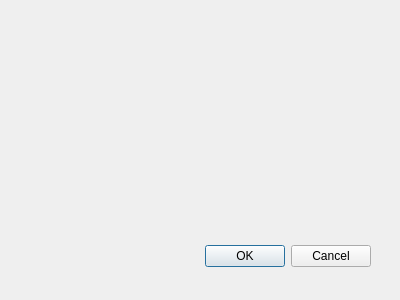
Before: the Qt Designer form macroeditor.ui in TheAnswer/Launchpad, drawn with Qt 5.
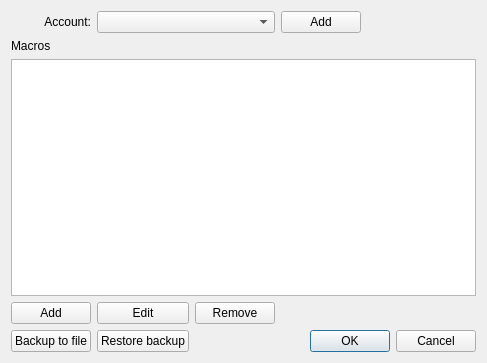
After: the same form once the commit is applied.

Commit message: [started] macro editor

Patch:
```diff
--- a/macroeditor.ui
+++ b/macroeditor.ui
@@ -8,29 +8,136 @@
    <rect>
     <x>0</x>
     <y>0</y>
-    <width>400</width>
-    <height>300</height>
+    <width>487</width>
+    <height>363</height>
    </rect>
   </property>
   <property name="windowTitle">
    <string>Dialog</string>
   </property>
-  <widget name="buttonBox" class="QDialogButtonBox">
-   <property name="geometry">
-    <rect>
-     <x>30</x>
-     <y>240</y>
-     <width>341</width>
-     <height>32</height>
-    </rect>
-   </property>
-   <property name="orientation">
-    <enum>Qt::Horizontal</enum>
-   </property>
-   <property name="standardButtons">
-    <set>QDialogButtonBox::Cancel|QDialogButtonBox::Ok</set>
-   </property>
-  </widget>
+  <layout class="QGridLayout" name="gridLayout">
+   <item row="0" column="0">
+    <widget class="QLabel" name="label">
+     <property name="text">
+      <string>Account:</string>
+     </property>
+     <property name="alignment">
+      <set>Qt::AlignRight|Qt::AlignTrailing|Qt::AlignVCenter</set>
+     </property>
+    </widget>
+   </item>
+   <item row="0" column="1" colspan="2">
+    <widget class="QComboBox" name="comboBox_accounts"/>
+   </item>
+   <item row="0" column="3">
+    <widget class="QPushButton" name="pushButton_add_account">
+     <property name="text">
+      <string>Add</string>
+     </property>
+    </widget>
+   </item>
+   <item row="0" column="4">
+    <spacer name="horizontalSpacer_2">
+     <property name="orientation">
+      <enum>Qt::Horizontal</enum>
+     </property>
+     <property name="sizeHint" stdset="0">
+      <size>
+       <width>134</width>
+       <height>20</height>
+      </size>
+     </property>
+    </spacer>
+   </item>
+   <item row="1" column="0">
+    <widget class="QLabel" name="label_2">
+     <property name="text">
+      <string>Macros</string>
+     </property>
+    </widget>
+   </item>
+   <item row="3" column="0">
+    <widget class="QPushButton" name="pushButton_add_macro">
+     <property name="text">
+      <string>Add</string>
+     </property>
+    </widget>
+   </item>
+   <item row="3" column="1">
+    <widget class="QPushButton" name="pushButton_edit">
+     <property name="text">
+      <string>Edit</string>
+     </property>
+    </widget>
+   </item>
+   <item row="3" column="2">
+    <widget class="QPushButton" name="pushButton_remove">
+     <property name="text">
+      <string>Remove</string>
+     </property>
+    </widget>
+   </item>
+   <item row="3" column="3" colspan="2">
+    <spacer name="horizontalSpacer">
+     <property name="orientation">
+      <enum>Qt::Horizontal</enum>
+     </property>
+     <property name="sizeHint" stdset="0">
+      <size>
+       <width>215</width>
+       <height>20</height>
+      </size>
+     </property>
+    </spacer>
+   </item>
+   <item row="4" column="0">
+    <widget class="QPushButton" name="pushButton_backup">
+     <property name="text">
+      <string>Backup to file</string>
+     </property>
+    </widget>
+   </item>
+   <item row="4" column="1">
+    <widget class="QPushButton" name="pushButton_restore">
+     <property name="text">
+      <string>Restore backup</string>
+     </property>
+    </widget>
+   </item>
+   <item row="4" column="3" colspan="2">
+    <widget class="QDialogButtonBox" name="buttonBox">
+     <property name="orientation">
+      <enum>Qt::Horizontal</enum>
+     </property>
+     <property name="standardButtons">
+      <set>QDialogButtonBox::Cancel|QDialogButtonBox::Ok</set>
+     </property>
+    </widget>
+   </item>
+   <item row="2" column="0" colspan="5">
+    <widget class="QListWidget" name="listWidget"/>
+   </item>
+  </layout>
+  <zorder>graphicsView</zorder>
+  <zorder>label</zorder>
+  <zorder>label_2</zorder>
+  <zorder>plainTextEdit</zorder>
+  <zorder>label</zorder>
+  <zorder>label_3</zorder>
+  <zorder>lineEdit</zorder>
+  <zorder>label</zorder>
+  <zorder>comboBox_accounts</zorder>
+  <zorder>listWidget</zorder>
+  <zorder>label_2</zorder>
+  <zorder>pushButton_add_macro</zorder>
+  <zorder>pushButton_remove</zorder>
+  <zorder>pushButton_edit</zorder>
+  <zorder>horizontalSpacer</zorder>
+  <zorder>buttonBox</zorder>
+  <zorder>pushButton_backup</zorder>
+  <zorder>pushButton_restore</zorder>
+  <zorder>pushButton_add_account</zorder>
+  <zorder>horizontalSpacer_2</zorder>
  </widget>
  <pixmapfunction/>
  <resources/>
```
Left out of the diff: 9 changed lines with no effect on the pictures. The commit also changes 20 other files.
